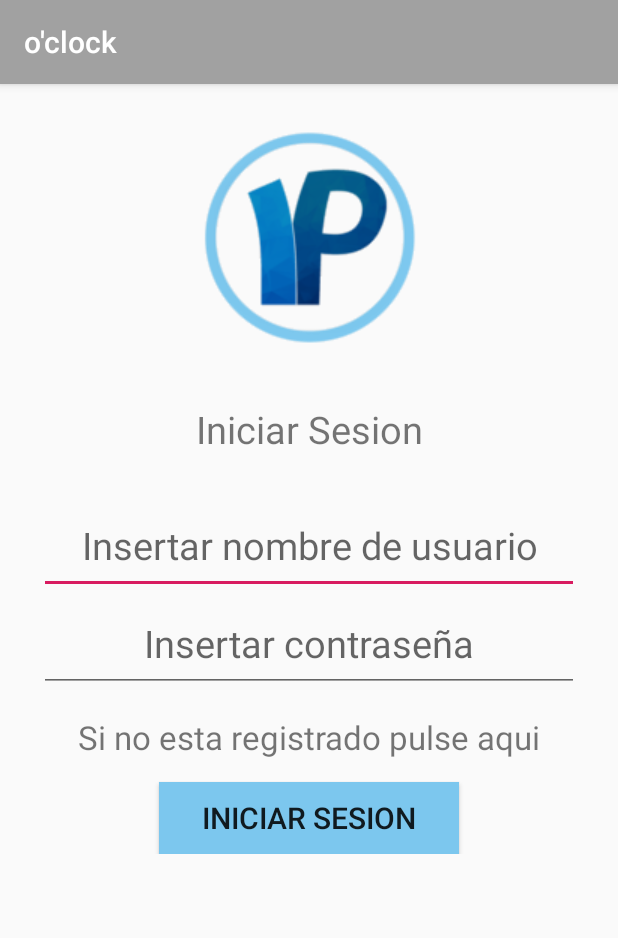
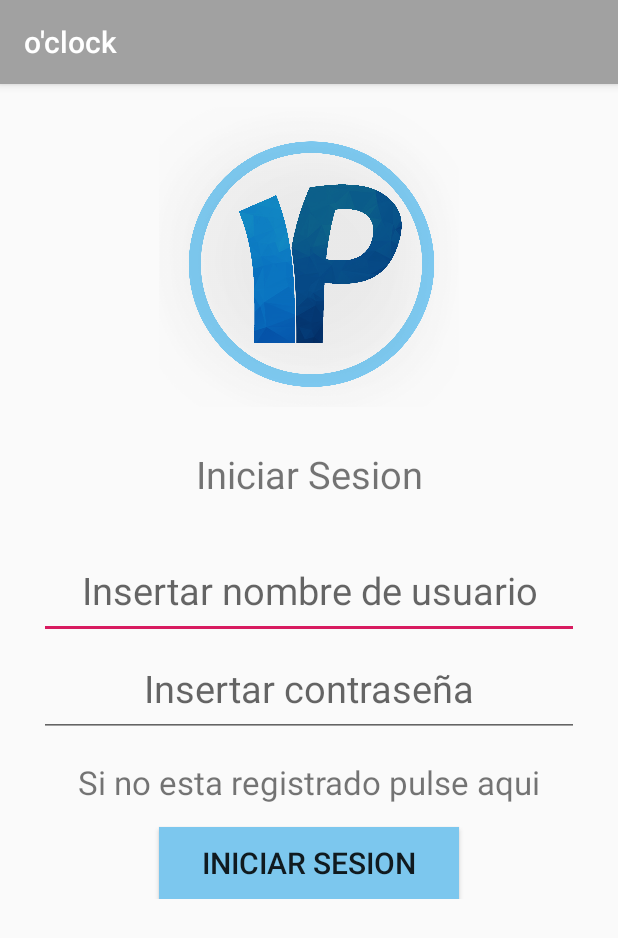
Before and after one commit to splazal97/control_horario, an Android app: the fragment IniciarSesionFragment shown on its own in the app's theme, on a phone screen of 412 x 824 dp. Shown: the top 938 px of the screen. Run offline under Robolectric (Android 15) with nearby library versions, the phone set to English and light mode, and no system bars; our stand-ins replace Room's generated code.

Commit message:
inicio de sesion

```diff
--- a/app/src/main/res/layout/fragment_iniciar_sesion.xml
+++ b/app/src/main/res/layout/fragment_iniciar_sesion.xml
@@ -15,9 +15,9 @@
             android:padding="15sp">
             <ImageView
                 android:id="@+id/logo"
-                android:src="@drawable/logo_inicio"
-                android:layout_width="wrap_content"
-                android:layout_height="wrap_content"
+                android:src="@drawable/infoplaza"
+                android:layout_width="200dp"
+                android:layout_height="200dp"
                 android:gravity="center"/>
 
             <TextView
--- a/app/src/main/res/layout/nav_header_main.xml
+++ b/app/src/main/res/layout/nav_header_main.xml
@@ -14,11 +14,11 @@
 
     <ImageView
         android:id="@+id/imageView"
-        android:layout_width="100dp"
-        android:layout_height="100dp"
+        android:layout_width="120dp"
+        android:layout_height="120dp"
         android:contentDescription="@string/nav_header_desc"
         android:paddingTop="@dimen/nav_header_vertical_spacing"
-        app:srcCompat="@drawable/ico" />
+        android:src="@drawable/infoplaza" />
 
     <TextView
         android:layout_width="match_parent"
--- a/app/src/main/res/values/dimens.xml
+++ b/app/src/main/res/values/dimens.xml
@@ -3,6 +3,6 @@
     <dimen name="activity_horizontal_margin">16dp</dimen>
     <dimen name="activity_vertical_margin">16dp</dimen>
     <dimen name="nav_header_vertical_spacing">8dp</dimen>
-    <dimen name="nav_header_height">176dp</dimen>
+    <dimen name="nav_header_height">200dp</dimen>
     <dimen name="fab_margin">16dp</dimen>
 </resources>
```
Also changed, not shown: app/src/main/res/drawable/infoplaza.png (renamed from app/src/main/res/drawable/infoplaza logo.png).
